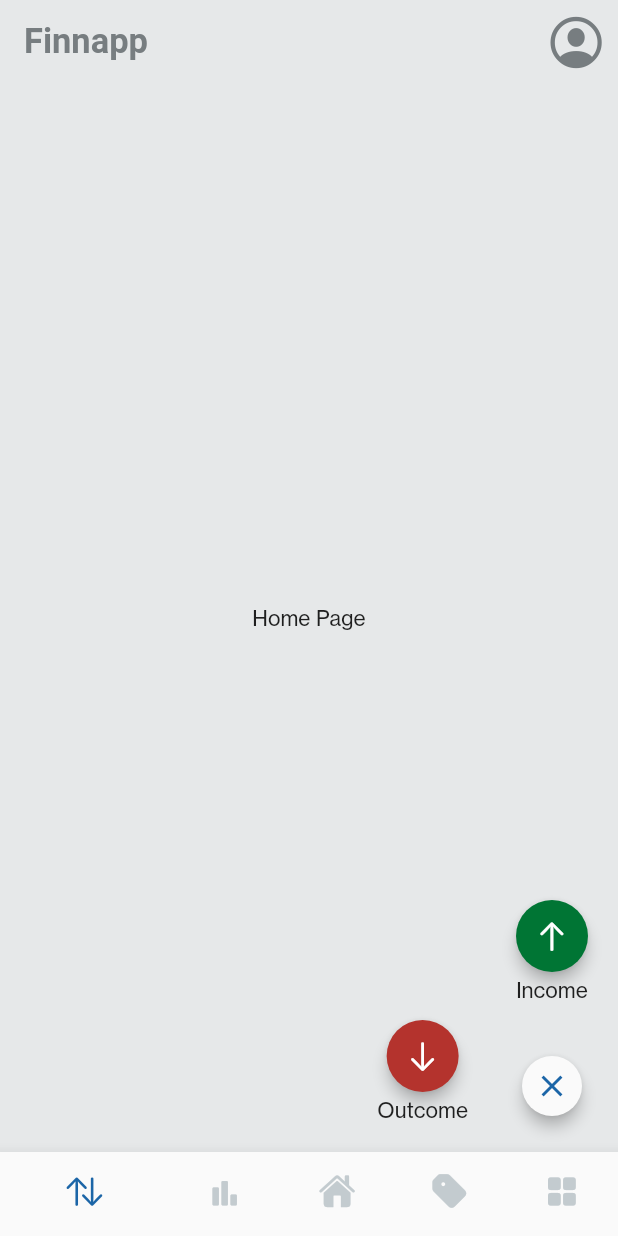
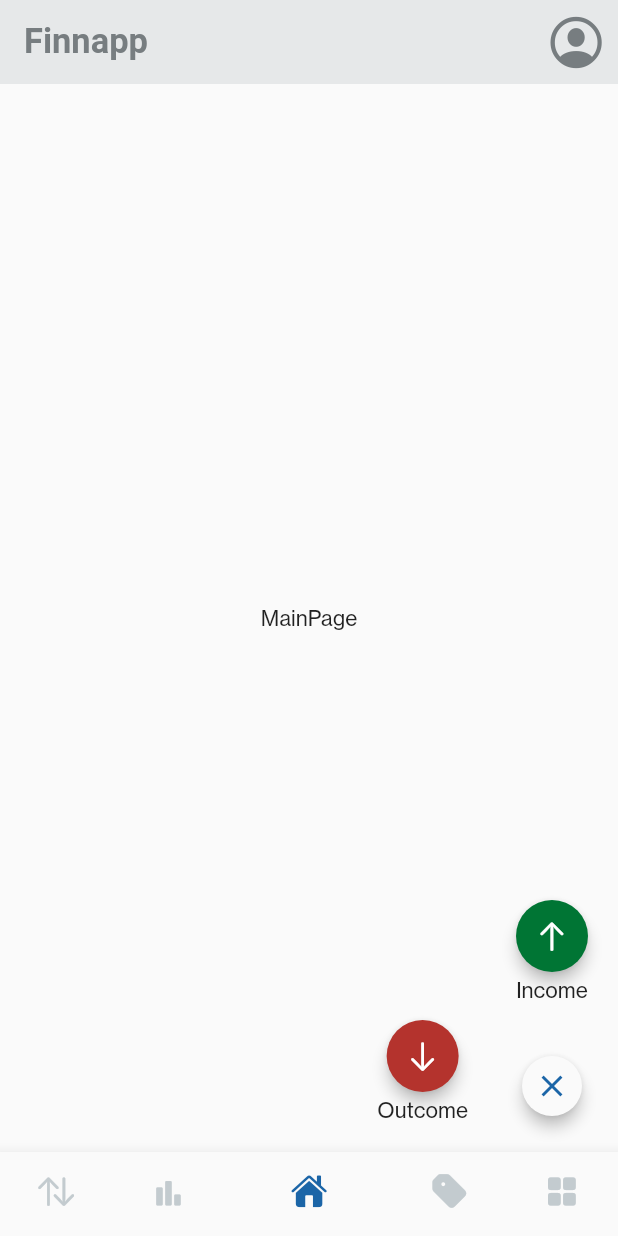
Before and after one commit to iamtonycabrera/finnapp-app, a Flutter app: the screen it shows after launch, after a tap on the "close" icon, on a phone screen of 412 x 824 dp. Run offline on Flutter 3.47's test engine with Material 2 defaults, Android fonts, the phone set to English and light mode, and no system bars; our stand-ins replace flutter_secure_storage; generated files the repository leaves out were written again.

```diff
--- a/lib/pages/home/home_page.dart
+++ b/lib/pages/home/home_page.dart
@@ -1,11 +1,15 @@
 import 'package:finnapp/constants/color_constants.dart';
 import 'package:finnapp/constants/text_style_constants.dart';
+import 'package:finnapp/pages/main/categories/categories_page.dart';
+import 'package:finnapp/pages/main/main/main_page.dart';
+import 'package:finnapp/pages/main/more_options/more_options_page.dart';
+import 'package:finnapp/pages/main/statics/statics_page.dart';
+import 'package:finnapp/pages/main/transactions/transactions_page.dart';
 import 'package:finnapp/widgets/bar_widgets/bottom_navigation_bar_widget.dart';
 import 'package:finnapp/widgets/buttons_widgets/custom_expandable_fab.dart';
 import 'package:flutter/cupertino.dart';
 import 'package:flutter/material.dart';
 import 'package:flutter_gen/gen_l10n/app_localizations.dart';
-import 'package:flutter_speed_dial/flutter_speed_dial.dart';
 
 class HomePage extends StatefulWidget {
   const HomePage({Key? key}) : super(key: key);
@@ -16,44 +20,23 @@ class HomePage extends StatefulWidget {
 
 class _HomePageState extends State<HomePage> with TickerProviderStateMixin {
   //**********************INSTANCES**********************//
-  var renderOverlay = true;
-  var visible = true;
-  var switchLabelPosition = false;
-  var extend = false;
-  var rmicons = false;
-  var customDialRoot = false;
-  var closeManually = false;
-  var useRAnimation = true;
-  var isDialOpen = ValueNotifier<bool>(false);
-  var speedDialDirection = SpeedDialDirection.up;
-  var buttonSize = const Size(56.0, 56.0);
-  var childrenButtonSize = const Size(56.0, 56.0);
+
   static const _actionTitles = ['Create Post', 'Upload Photo', 'Upload Video'];
 
   //**********************BUILD**********************//
   @override
   Widget build(BuildContext context) {
-    return WillPopScope(
-      onWillPop: () async {
-        if (isDialOpen.value) {
-          isDialOpen.value = false;
-          return false;
-        }
-        return true;
-      },
-      child: Scaffold(
-        backgroundColor: ColorConstants.GREY,
-        appBar: _appBar(context),
-        body: const Center(
-          child: Text('Home Page'),
-        ),
-        bottomNavigationBar: const BottomNavigationBarWidget(),
-        floatingActionButton: _expandableFab(context),
-      ),
+    return Scaffold(
+      backgroundColor: ColorConstants.GREY,
+      appBar: _appBar(context),
+      body: _HomePageBody(),
+      bottomNavigationBar: const BottomNavigationBarWidget(),
+      floatingActionButton: _expandableFab(context),
     );
   }
 
   //**********************WIDGETS**********************//
+  // APP BAR
   _appBar(BuildContext context) {
     return AppBar(
       elevation: 0,
@@ -184,3 +167,25 @@ class _HomePageState extends State<HomePage> with TickerProviderStateMixin {
     );
   }
 }
+
+class _HomePageBody extends StatelessWidget {
+  @override
+  Widget build(BuildContext context) {
+    const int currentIndex = 2;
+
+    switch (currentIndex) {
+      case 0:
+        return const TransactionsPage();
+      case 1:
+        return const StaticsPage();
+      case 2:
+        return const MainPage();
+      case 3:
+        return const CategoriesPage();
+      case 4:
+        return const MoreOptionsPage();
+      default:
+        return const MainPage();
+    }
+  }
+}
--- a/lib/widgets/bar_widgets/bottom_navigation_bar_widget.dart
+++ b/lib/widgets/bar_widgets/bottom_navigation_bar_widget.dart
@@ -10,7 +10,9 @@ class BottomNavigationBarWidget extends StatelessWidget {
   //**********************BUILD**********************//
   @override
   Widget build(BuildContext context) {
+    const currentIndex = 2;
     return BottomNavigationBar(
+      currentIndex: currentIndex,
       backgroundColor: ColorConstants.WHITE,
       selectedItemColor: ColorConstants.BLUE,
       unselectedItemColor: ColorConstants.DARK_GREY,
```
